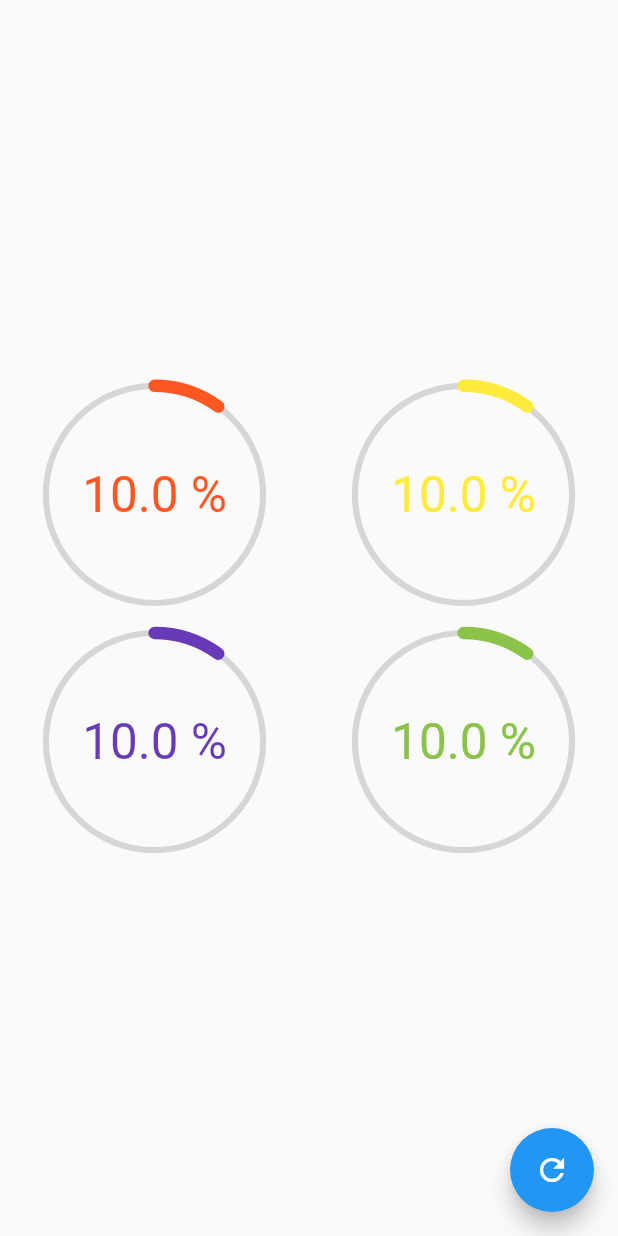
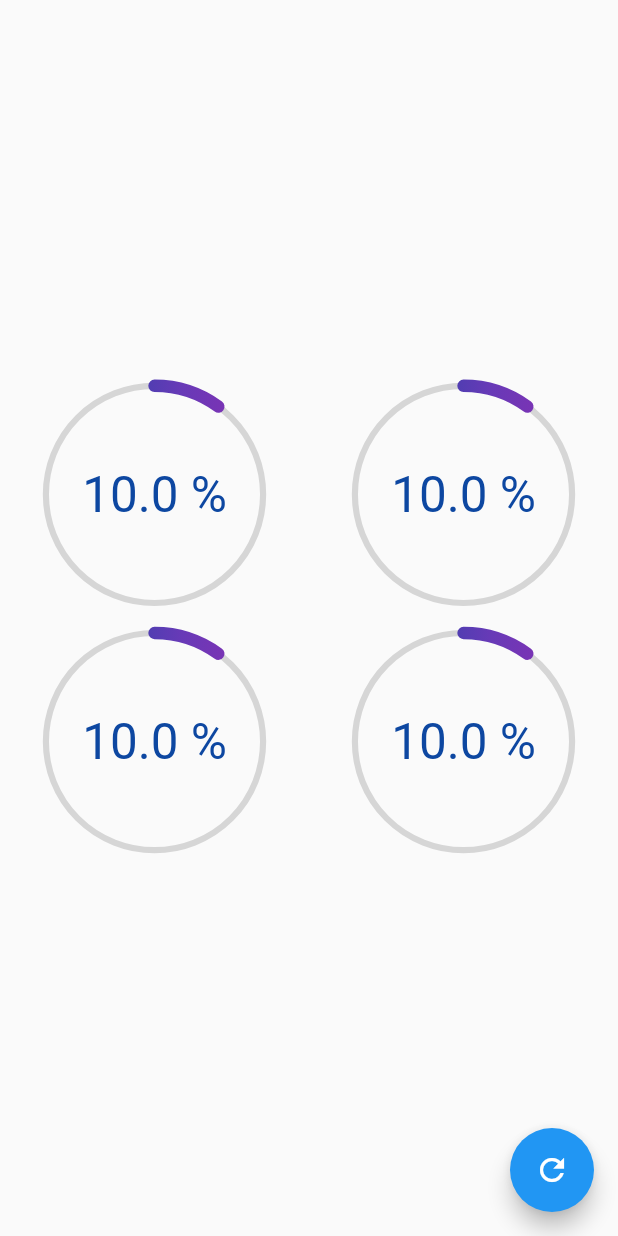
Before and after one commit to LeanGardella/FlutterUI, a Flutter app: the screen it shows after launch, after a tap on the "refresh" icon, on a phone screen of 412 x 824 dp. Run offline on Flutter 3.47's test engine with Material 2 defaults, Android fonts, the phone set to English and light mode, and no system bars.

Commit message:
Fin sección 4 - Progress Circular con gradient

```diff
--- a/lib/src/pages/graficas_circulares_page.dart
+++ b/lib/src/pages/graficas_circulares_page.dart
@@ -28,15 +28,15 @@ class _GraficasCircularesPageState extends State<GraficasCircularesPage> {
           Row(
             mainAxisAlignment: MainAxisAlignment.spaceAround,
             children: <Widget>[
-              CustomRadialProgress(porcentaje: porcentaje, color: Colors.deepOrange),
-              CustomRadialProgress(porcentaje: porcentaje, color: Colors.yellow),
+              CustomRadialProgress(porcentaje: porcentaje, ),
+              CustomRadialProgress(porcentaje: porcentaje,),
             ],
           ),
           Row(
             mainAxisAlignment: MainAxisAlignment.spaceAround,
             children: <Widget>[
-              CustomRadialProgress(porcentaje: porcentaje, color: Colors.deepPurple),
-              CustomRadialProgress(porcentaje: porcentaje, color: Colors.lightGreen),
+              CustomRadialProgress(porcentaje: porcentaje,),
+              CustomRadialProgress(porcentaje: porcentaje,),
             ],
           ),
         ],
@@ -47,11 +47,10 @@ class _GraficasCircularesPageState extends State<GraficasCircularesPage> {
 
 class CustomRadialProgress extends StatelessWidget {
   final double porcentaje;
-  final Color color;
+
 
   const CustomRadialProgress({
-    @required this.porcentaje,
-    @required this.color,
+    @required this.porcentaje
   });
 
   @override
@@ -65,11 +64,18 @@ class CustomRadialProgress extends StatelessWidget {
           progress: porcentaje ,
           showText: true,
           duration: Duration(milliseconds: 500),
-          primaryColor: color,
+          primaryColor: Colors.blue[900],
           secondaryColor: Colors.grey[350],
           primaryStrokeWidth: MediaQuery.of(context).size.width*0.02,
           secondaryStrokeWidth: MediaQuery.of(context).size.width*0.01,
           fontSize: MediaQuery.of(context).size.width*0.08,
+          gradient: RadialGradient(
+            colors: [
+              Colors.blue[900],
+              Colors.deepPurple,
+              Colors.purple,
+            ]
+          ),
         ),
       ),
     );
--- a/lib/src/widgets/radial_progress.dart
+++ b/lib/src/widgets/radial_progress.dart
@@ -13,6 +13,7 @@ class RadialProgress extends StatefulWidget {
   final primaryStrokeWidth;
   final secondaryStrokeWidth;
   final fontSize;
+  final Gradient gradient;
 
   const RadialProgress( {
     @required this.progress,
@@ -22,7 +23,8 @@ class RadialProgress extends StatefulWidget {
     this.secondaryColor = Colors.grey,
     this.primaryStrokeWidth = 10.0,
     this.secondaryStrokeWidth = 4.0,
-    this.fontSize = 20.0
+    this.fontSize = 20.0,
+    @required this.gradient,
     } ) ;
 
   @override
@@ -81,7 +83,8 @@ class _RadialProgressState extends State<RadialProgress> with SingleTickerProvid
                     widget.primaryColor,
                     widget.secondaryColor,
                     widget.primaryStrokeWidth,
-                    widget.secondaryStrokeWidth
+                    widget.secondaryStrokeWidth,
+                    widget.gradient,
                     )),
             ),
             Center(
@@ -101,12 +104,17 @@ class _MiRadialProgress extends CustomPainter{
   final secondaryColor;
   final primaryStrokeWidth;
   final secondaryStrokeWidth;
+  final Gradient gradient;
 
-  _MiRadialProgress(this.progreso, this.primaryColor, this.secondaryColor, this.primaryStrokeWidth, this.secondaryStrokeWidth);
+  _MiRadialProgress(this.progreso, this.primaryColor, this.secondaryColor, this.primaryStrokeWidth, this.secondaryStrokeWidth, this.gradient);
 
   @override
   void paint(Canvas canvas, Size size) {
 
+    final Rect rect = new Rect.fromCircle(
+      center: Offset(0,0),
+      radius: 180,
+    );
 
     // Circulo completo
     final paint = new Paint()
@@ -121,7 +129,8 @@ class _MiRadialProgress extends CustomPainter{
 
     final paintArco = new Paint()
         ..strokeWidth = primaryStrokeWidth
-        ..color       = primaryColor
+        //..color       = primaryColor
+        ..shader      = gradient.createShader(rect)
         ..strokeCap   = StrokeCap.round
         ..style       = PaintingStyle.stroke;
 
```
